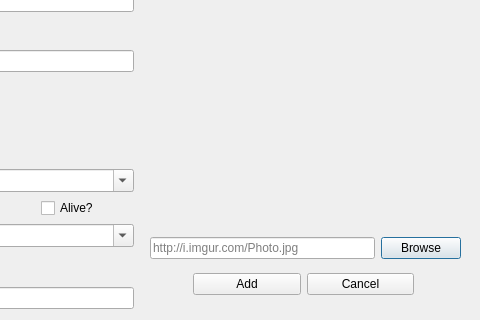
This is ui/scientistdialog.ui in VLN-H7/Skil3 as Qt 5 draws it before an edit; both pictures show x 267 to 747 and y 92 to 412 of the 747 by 412 pixel window. The edited form follows.
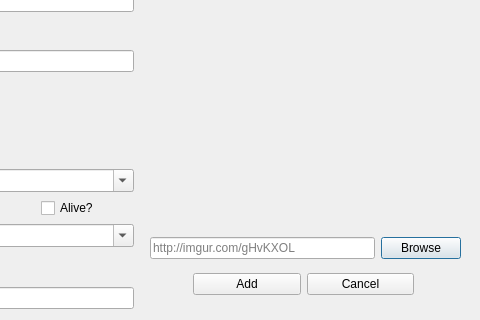
This is the edited form.

Commit message: slight imgur edit

What changed in the file:
```diff
--- a/ui/scientistdialog.ui
+++ b/ui/scientistdialog.ui
@@ -238,7 +238,7 @@
     <item row="1" column="0">
      <widget class="QLineEdit" name="inputImage">
       <property name="placeholderText">
-       <string>http://i.imgur.com/Photo.jpg</string>
+       <string>http://imgur.com/gHvKXOL</string>
       </property>
      </widget>
     </item>
```
The commit also changes 1 other file.
